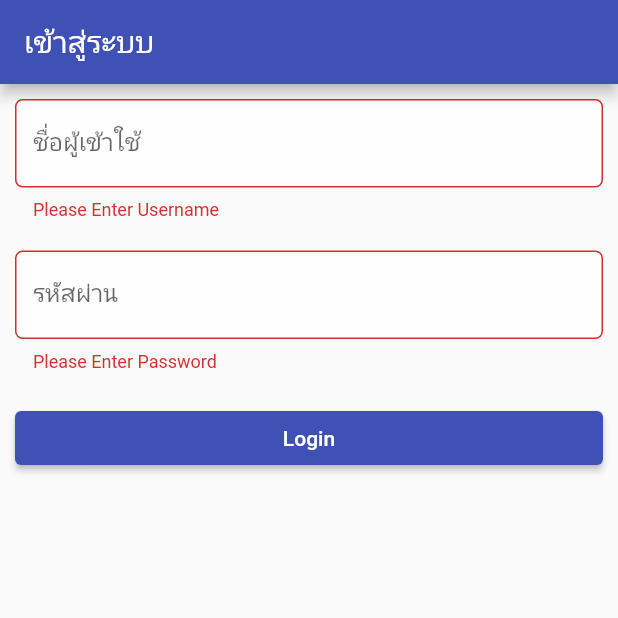
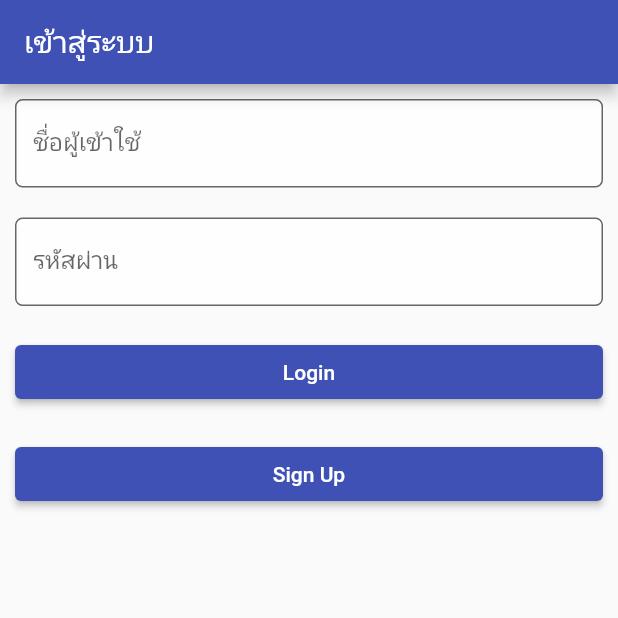
Before and after one commit to Exabby/savingKpt, a Flutter app: the screen it shows after launch, after a tap on "Login", on a phone screen of 412 x 824 dp, the top half of it. Run offline on Flutter 3.47's test engine with Material 2 defaults, Android fonts, the light colour scheme and no system bars; network calls fail.

Commit message:
Update memberlogin.dart

```diff
--- a/lib/screen/memberlogin.dart
+++ b/lib/screen/memberlogin.dart
@@ -1,11 +1,22 @@
 import 'dart:convert';
-
 import 'package:flutter/material.dart';
 import 'package:http/http.dart' as http;
-import 'dart:io';
 import 'dart:async';
+import 'home.dart';
 
-import 'package:kptsave/screen/home.dart';
+class ScreenArguments {
+  final String title;
+  final String name;
+  final String lname;
+  final String gender;
+
+  ScreenArguments(
+    this.title,
+    this.name,
+    this.lname,
+    this.gender,
+  );
+}
 
 class MemberLogin extends StatefulWidget {
   const MemberLogin({Key? key}) : super(key: key);
@@ -15,12 +26,17 @@ class MemberLogin extends StatefulWidget {
 }
 
 class _MemberLoginState extends State<MemberLogin> {
-  final TextEditingController _ctrlUsername = TextEditingController();
-  final TextEditingController _ctrlPassword = TextEditingController();
+  TextEditingController _ctrlUsername = TextEditingController();
+  TextEditingController _ctrlPassword = TextEditingController();
 
   final _formKey = GlobalKey<FormState>();
 
   Future doLogin() async {
+    MaterialApp(
+      routes: {
+        Homekpts.routeName: (context) => const Homekpts(),
+      },
+    );
     var _url = Uri.parse('https://save.kpt.ac.th/loginGetApi.php');
     if (_formKey.currentState!.validate()) {
       var response = await http.post(_url, body: {
@@ -28,10 +44,11 @@ class _MemberLoginState extends State<MemberLogin> {
         "password": _ctrlPassword.text,
       });
       var data = json.decode(response.body);
-      print(data);
+
       if (data['status'] == 'Okay') {
-        Navigator.of(context).pushReplacement(
-            MaterialPageRoute(builder: (context) => Homekpts()));
+        Navigator.pushNamed(context, Homekpts.routeName,
+            arguments: ScreenArguments(
+                data['title'], data['name'], data['lname'], data['gender']));
       }
     }
   }
@@ -40,24 +57,17 @@ class _MemberLoginState extends State<MemberLogin> {
   Widget build(BuildContext context) {
     return Scaffold(
       appBar: AppBar(
-        title: Text("เข้าสู่ระบบ"),
+        title: const Text("เข้าสู่ระบบ"),
       ),
       body: Form(
         key: _formKey,
         child: Column(
-            //mainAxisAlignment: MainAxisAlignment.center,
-            // ignore: prefer_const_literals_to_create_immutablesa
           children: <Widget>[
             Padding(
               padding: const EdgeInsets.all(10.0),
               child: TextFormField(
                 controller: _ctrlUsername,
-                  validator: (value) {
-                    if (value == null || value.isEmpty) {
-                      return 'Please Enter Username';
-                    }
-                    return null;
-                  },
+                validator: (value) {},
                 decoration: InputDecoration(
                     fillColor: Colors.white70,
                     filled: true,
@@ -70,12 +80,6 @@ class _MemberLoginState extends State<MemberLogin> {
               padding: const EdgeInsets.all(10.0),
               child: TextFormField(
                 controller: _ctrlPassword,
-                  validator: (value) {
-                    if (value == null || value.isEmpty) {
-                      return 'Please Enter Password';
-                    }
-                    return null;
-                  },
                 obscureText: true,
                 decoration: InputDecoration(
                     fillColor: Colors.white70,
@@ -95,8 +99,19 @@ class _MemberLoginState extends State<MemberLogin> {
                 ],
               ),
             ),
+            Padding(
+              padding: const EdgeInsets.all(10.0),
+              child: Row(
+                children: <Widget>[
+                  Expanded(
+                      child: ElevatedButton(
+                          onPressed: () => doLogin(), child: Text('Sign Up'))),
                 ],
-          )),
+              ),
+            )
+          ],
+        ),
+      ),
     );
   }
 }
```
Lines whose indentation alone changed are shown as unchanged.
